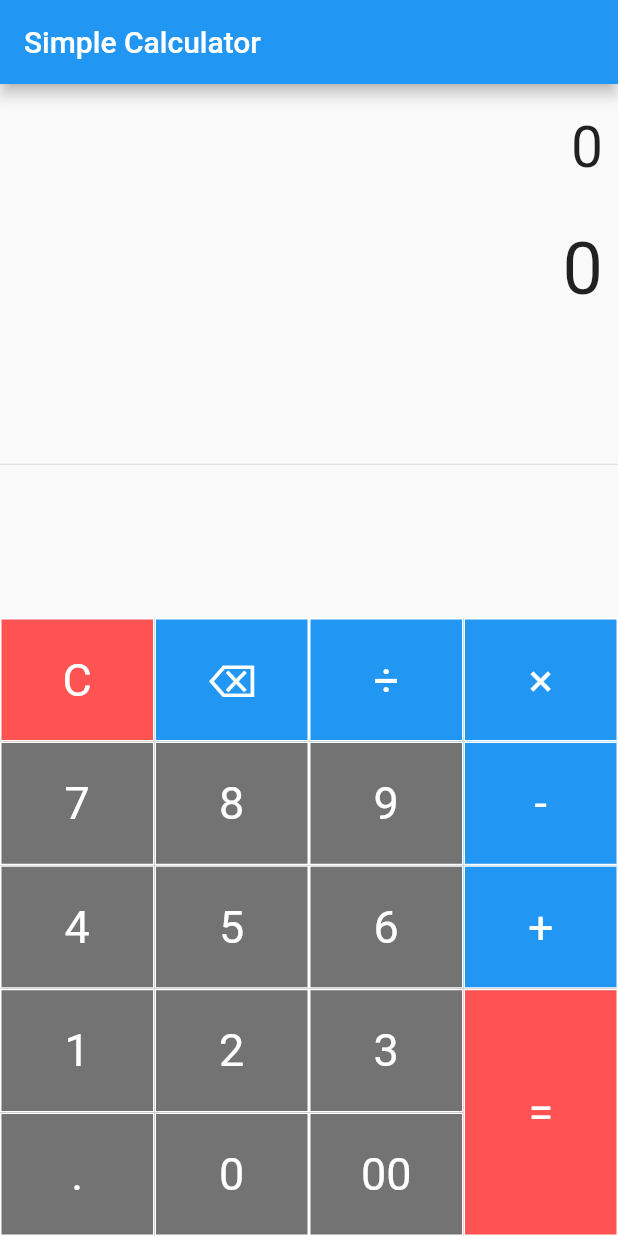
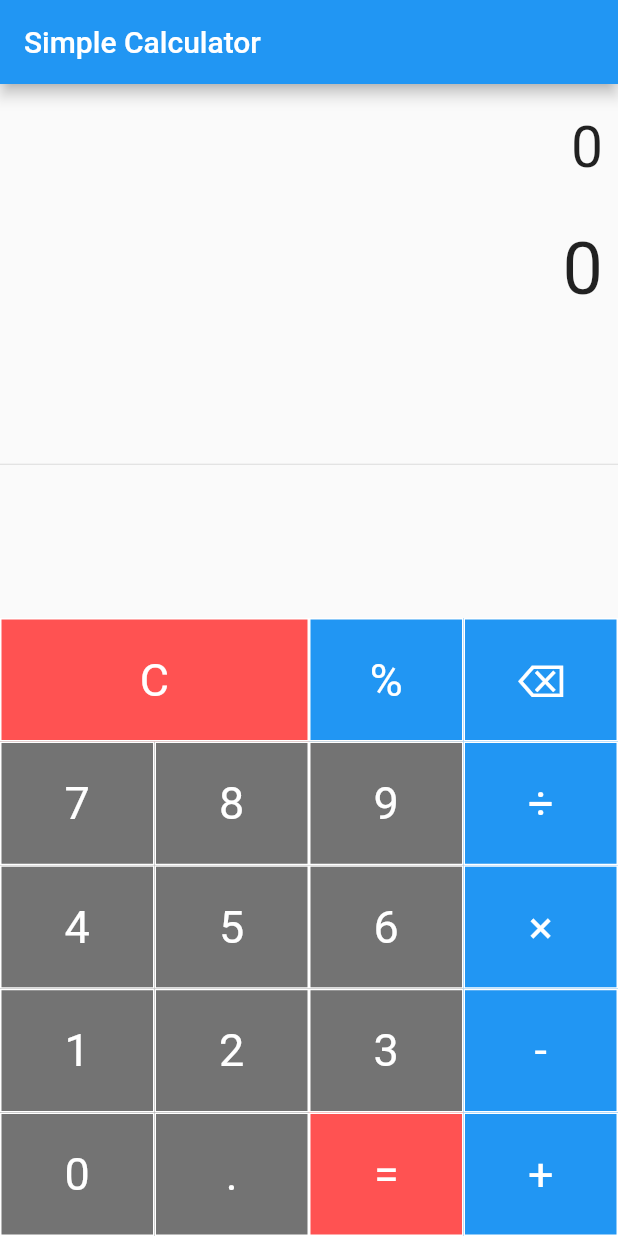
Before and after one commit to azaelrock0/calculadora, a Flutter app: the screen it shows after launch, on a phone screen of 412 x 824 dp. Run offline on Flutter 3.47's test engine with Material 2 defaults, Android fonts, the phone set to English and light mode, and no system bars; our stand-ins replace math_expressions.

Commit message:
Añadido %

```diff
--- a/lib/main.dart
+++ b/lib/main.dart
@@ -116,16 +116,43 @@ class _SimpleCalculatorState extends State<SimpleCalculator> {
             mainAxisAlignment: MainAxisAlignment.center,
             children: <Widget>[
               Container(
+                width: MediaQuery.of(context).size.width * 0.5,
+                child: Table(
+                  children: [
+                    TableRow(
+                        children: [
+                          buildButton("C", 1, Colors.redAccent),
+
+                        ]
+                    ),
+
+                  ],
+                ),
+              ),
+              Container(
+                  width: MediaQuery.of(context).size.width * 0.5,
+                  child: Table(
+                      children: [
+                        TableRow(
+                            children: [
+                              buildButton("%", 1, Colors.blue),
+                              buildButton("⌫", 1, Colors.blue),
+
+                            ]
+                        ),
+                      ]
+                  )
+              ),
+
+            ],
+          ),
+          Row(
+            mainAxisAlignment: MainAxisAlignment.center,
+            children: <Widget>[
+              Container(
                 width: MediaQuery.of(context).size.width * .75,
                 child: Table(
                   children: [
-                    TableRow(
-                      children: [
-                        buildButton("C", 1, Colors.redAccent),
-                        buildButton("⌫", 1, Colors.blue),
-                        buildButton("÷", 1, Colors.blue),
-                      ]
-                    ),
                     TableRow(
                         children: [
                           buildButton("7", 1, Colors.black54),
@@ -149,9 +176,9 @@ class _SimpleCalculatorState extends State<SimpleCalculator> {
                     ),
                     TableRow(
                         children: [
+                          buildButton("0", 1, Colors.black54),
                           buildButton(".", 1, Colors.black54),
-                          buildButton("0", 1, Colors.black54),
-                          buildButton("00", 1, Colors.black54),
+                          buildButton("=", 1, Colors.redAccent),
                         ]
                     ),
                   ]
@@ -163,8 +190,13 @@ class _SimpleCalculatorState extends State<SimpleCalculator> {
                   children: [
                     TableRow(
                       children: [
-                        buildButton("×", 1, Colors.blue),
+                        buildButton("÷", 1, Colors.blue),
                       ]
+                    ),
+                    TableRow(
+                        children: [
+                          buildButton("×", 1, Colors.blue),
+                        ]
                     ),
                     TableRow(
                         children: [
@@ -176,18 +208,15 @@ class _SimpleCalculatorState extends State<SimpleCalculator> {
                           buildButton("+", 1, Colors.blue),
                         ]
                     ),
-                    TableRow(
-                        children: [
-                          buildButton("=", 2, Colors.redAccent),
-                        ]
-                    ),
                   ],
                 ),
               )
             ],
           ),
+
         ],
       ),
+
     );
   }
 }
```
